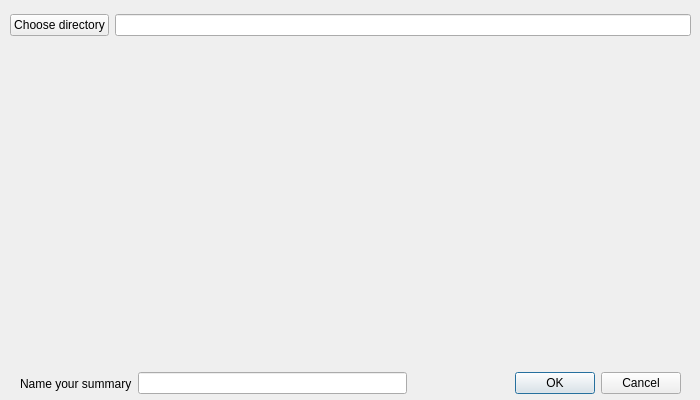
Qt form SodapopUI/summaryUI.ui (louisgt/SodaPop) before a commit.
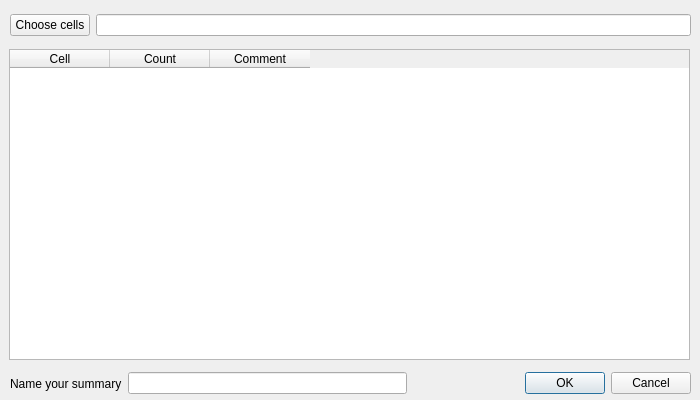
The same form after that commit.

What changed in the file:
```diff
--- a/SodapopUI/summaryUI.ui
+++ b/SodapopUI/summaryUI.ui
@@ -26,7 +26,7 @@
     <item>
      <widget class="QPushButton" name="cellBrowse">
       <property name="text">
-       <string>Choose directory</string>
+       <string>Choose cells</string>
       </property>
      </widget>
     </item>
@@ -38,9 +38,9 @@
   <widget class="QWidget" name="horizontalLayoutWidget_2">
    <property name="geometry">
     <rect>
-     <x>20</x>
+     <x>10</x>
      <y>370</y>
-     <width>661</width>
+     <width>681</width>
      <height>27</height>
     </rect>
    </property>
@@ -73,7 +73,27 @@
      <height>311</height>
     </rect>
    </property>
-   <layout class="QGridLayout" name="gridLayout"/>
+   <layout class="QVBoxLayout" name="verticalLayout">
+    <item>
+     <widget class="QTableWidget" name="tableWidget">
+      <column>
+       <property name="text">
+        <string>Cell</string>
+       </property>
+      </column>
+      <column>
+       <property name="text">
+        <string>Count</string>
+       </property>
+      </column>
+      <column>
+       <property name="text">
+        <string>Comment</string>
+       </property>
+      </column>
+     </widget>
+    </item>
+   </layout>
   </widget>
  </widget>
  <resources/>
```
Left out of the diff: 2 changed lines with no effect on the pictures.
